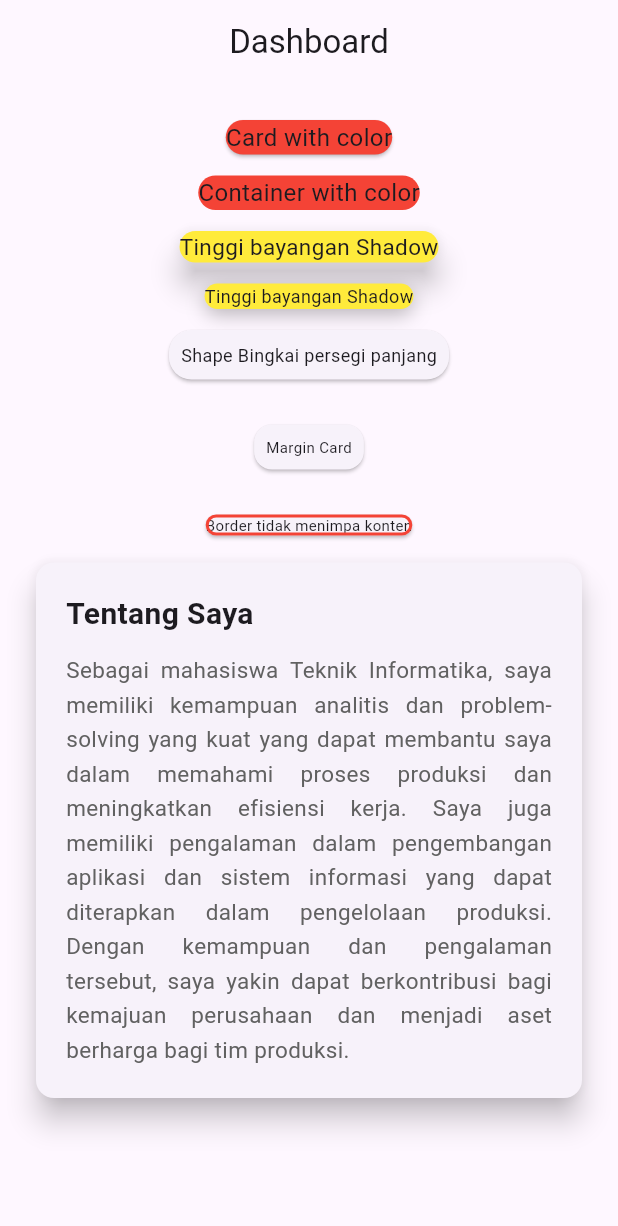
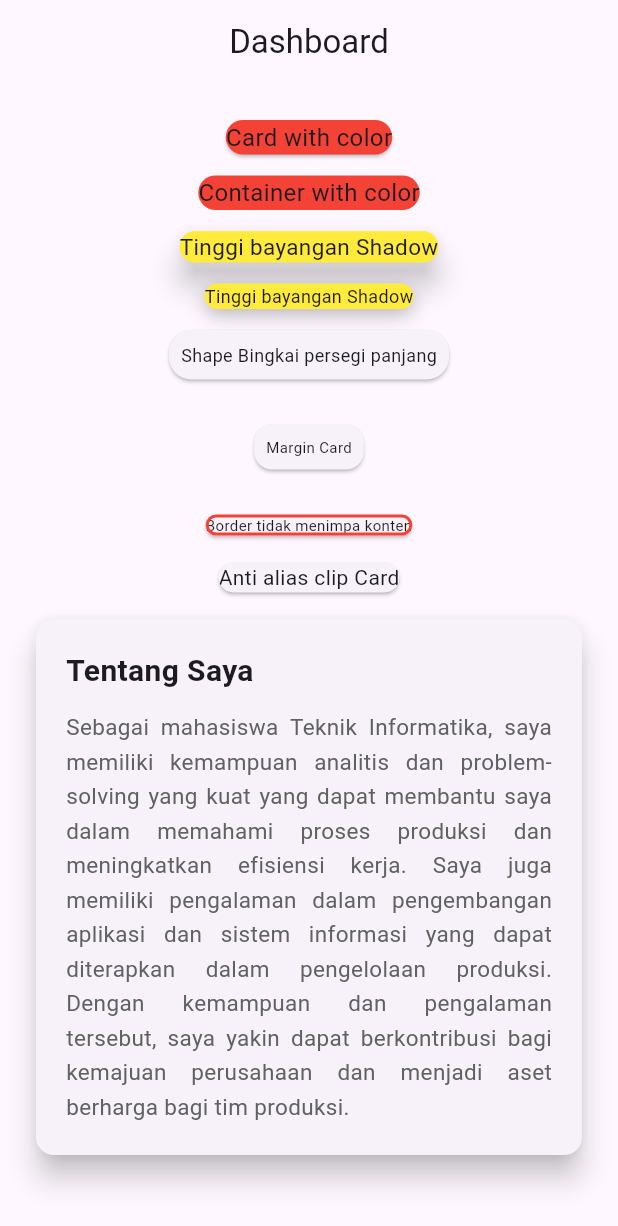
Before and after one commit to IlhamMaulana13/week8-Card-Container, a Flutter app: the screen it shows after launch, on a phone screen of 412 x 824 dp. Shown: the top 1226 px of the screen. Run offline on Flutter 3.47's test engine with Material 3 defaults, Android fonts, the phone set to English and light mode, and no system bars.

Commit message:
Menambahkan anti alias slip card

```diff
--- a/lib/pages/latihan_card.dart
+++ b/lib/pages/latihan_card.dart
@@ -112,6 +112,13 @@ class MyCard extends StatelessWidget {
                 // ),
               ),
 
+               const SizedBox(height: 10),
+
+              Card(
+clipBehavior: Clip.antiAlias,
+child: Text("Anti alias clip Card", style: TextStyle(fontSize: 14.0)),
+),
+
               const SizedBox(height: 10),
 
               Card(
@@ -144,6 +151,9 @@ class MyCard extends StatelessWidget {
                   ),
                 ),
               ),
+
+
+
             ],
           ),
         ),
```
